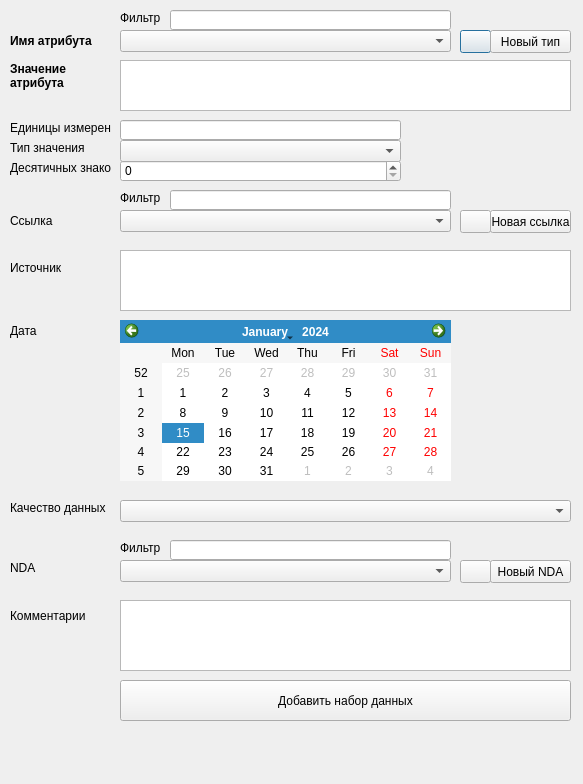
Qt form geo_dm_add_well_attr_dialog.ui (stepanosokin/geo_dm) before a commit.
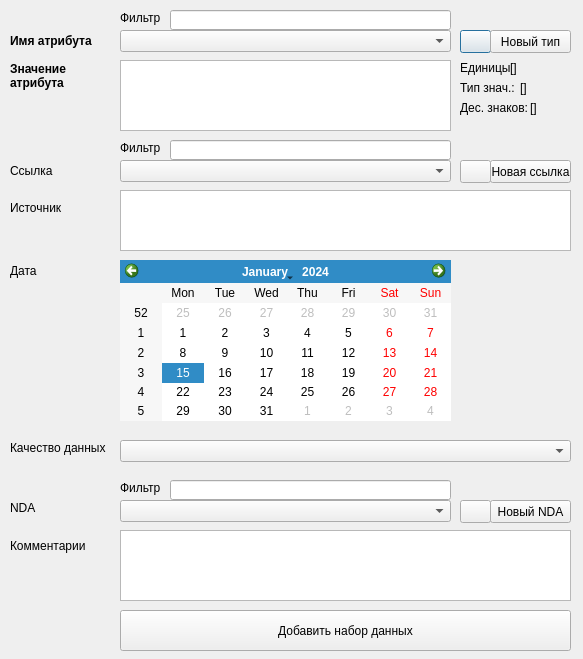
The same form after that commit.

Commit message: moved units, decimals and val_type from well_attrs to well_attr_names

Diff of the .ui file:
```diff
--- a/geo_dm_add_well_attr_dialog.ui
+++ b/geo_dm_add_well_attr_dialog.ui
@@ -7,7 +7,7 @@
     <x>0</x>
     <y>0</y>
     <width>583</width>
-    <height>784</height>
+    <height>659</height>
    </rect>
   </property>
   <property name="windowTitle">
@@ -116,8 +116,8 @@
     <rect>
      <x>120</x>
      <y>60</y>
-     <width>451</width>
-     <height>51</height>
+     <width>331</width>
+     <height>71</height>
     </rect>
    </property>
   </widget>
@@ -125,7 +125,7 @@
    <property name="geometry">
     <rect>
      <x>10</x>
-     <y>210</y>
+     <y>160</y>
      <width>101</width>
      <height>21</height>
     </rect>
@@ -144,7 +144,7 @@
    <property name="geometry">
     <rect>
      <x>120</x>
-     <y>190</y>
+     <y>140</y>
      <width>47</width>
      <height>16</height>
     </rect>
@@ -157,7 +157,7 @@
    <property name="geometry">
     <rect>
      <x>170</x>
-     <y>190</y>
+     <y>140</y>
      <width>281</width>
      <height>20</height>
     </rect>
@@ -167,7 +167,7 @@
    <property name="geometry">
     <rect>
      <x>120</x>
-     <y>210</y>
+     <y>160</y>
      <width>331</width>
      <height>22</height>
     </rect>
@@ -177,7 +177,7 @@
    <property name="geometry">
     <rect>
      <x>460</x>
-     <y>210</y>
+     <y>160</y>
      <width>31</width>
      <height>23</height>
     </rect>
@@ -190,7 +190,7 @@
    <property name="geometry">
     <rect>
      <x>490</x>
-     <y>210</y>
+     <y>160</y>
      <width>81</width>
      <height>23</height>
     </rect>
@@ -203,7 +203,7 @@
    <property name="geometry">
     <rect>
      <x>10</x>
-     <y>600</y>
+     <y>530</y>
      <width>101</width>
      <height>31</height>
     </rect>
@@ -216,7 +216,7 @@
    <property name="geometry">
     <rect>
      <x>120</x>
-     <y>600</y>
+     <y>530</y>
      <width>451</width>
      <height>71</height>
     </rect>
@@ -226,7 +226,7 @@
    <property name="geometry">
     <rect>
      <x>10</x>
-     <y>260</y>
+     <y>200</y>
      <width>101</width>
      <height>16</height>
     </rect>
@@ -239,7 +239,7 @@
    <property name="geometry">
     <rect>
      <x>120</x>
-     <y>250</y>
+     <y>190</y>
      <width>451</width>
      <height>61</height>
     </rect>
@@ -249,7 +249,7 @@
    <property name="geometry">
     <rect>
      <x>10</x>
-     <y>320</y>
+     <y>260</y>
      <width>101</width>
      <height>21</height>
     </rect>
@@ -262,7 +262,7 @@
    <property name="geometry">
     <rect>
      <x>120</x>
-     <y>320</y>
+     <y>260</y>
      <width>331</width>
      <height>161</height>
     </rect>
@@ -272,7 +272,7 @@
    <property name="geometry">
     <rect>
      <x>10</x>
-     <y>500</y>
+     <y>440</y>
      <width>101</width>
      <height>16</height>
     </rect>
@@ -285,7 +285,7 @@
    <property name="geometry">
     <rect>
      <x>120</x>
-     <y>500</y>
+     <y>440</y>
      <width>451</width>
      <height>22</height>
     </rect>
@@ -295,7 +295,7 @@
    <property name="geometry">
     <rect>
      <x>10</x>
-     <y>560</y>
+     <y>500</y>
      <width>101</width>
      <height>16</height>
     </rect>
@@ -308,7 +308,7 @@
    <property name="geometry">
     <rect>
      <x>120</x>
-     <y>540</y>
+     <y>480</y>
      <width>47</width>
      <height>16</height>
     </rect>
@@ -321,7 +321,7 @@
    <property name="geometry">
     <rect>
      <x>170</x>
-     <y>540</y>
+     <y>480</y>
      <width>281</width>
      <height>20</height>
     </rect>
@@ -331,7 +331,7 @@
    <property name="geometry">
     <rect>
      <x>120</x>
-     <y>560</y>
+     <y>500</y>
      <width>331</width>
      <height>22</height>
     </rect>
@@ -341,7 +341,7 @@
    <property name="geometry">
     <rect>
      <x>460</x>
-     <y>560</y>
+     <y>500</y>
      <width>31</width>
      <height>23</height>
     </rect>
@@ -354,7 +354,7 @@
    <property name="geometry">
     <rect>
      <x>490</x>
-     <y>560</y>
+     <y>500</y>
      <width>81</width>
      <height>23</height>
     </rect>
@@ -367,7 +367,7 @@
    <property name="geometry">
     <rect>
      <x>120</x>
-     <y>680</y>
+     <y>610</y>
      <width>451</width>
      <height>41</height>
     </rect>
@@ -379,71 +379,80 @@
   <widget class="QLabel" name="wellAttrUnitsLabel">
    <property name="geometry">
     <rect>
-     <x>10</x>
-     <y>120</y>
-     <width>101</width>
+     <x>460</x>
+     <y>60</y>
+     <width>51</width>
      <height>16</height>
     </rect>
    </property>
    <property name="text">
-    <string>Единицы измерения</string>
+    <string>Единицы:</string>
    </property>
   </widget>
   <widget class="QLabel" name="wellAttrDecPlacesLabel">
    <property name="geometry">
     <rect>
-     <x>10</x>
-     <y>160</y>
-     <width>101</width>
+     <x>460</x>
+     <y>100</y>
+     <width>71</width>
      <height>16</height>
     </rect>
    </property>
    <property name="text">
-    <string>Десятичных знаков</string>
+    <string>Дес. знаков:</string>
    </property>
   </widget>
   <widget class="QLabel" name="wellAttrValTypeLabel">
    <property name="geometry">
     <rect>
-     <x>10</x>
-     <y>140</y>
-     <width>101</width>
+     <x>460</x>
+     <y>80</y>
+     <width>61</width>
      <height>16</height>
     </rect>
    </property>
    <property name="text">
-    <string>Тип значения</string>
+    <string>Тип знач.:</string>
    </property>
   </widget>
-  <widget class="QLineEdit" name="wellAttrUnitsLineEdit">
+  <widget class="QLabel" name="wellAttrUnitsValueLabel">
    <property name="geometry">
     <rect>
-     <x>120</x>
-     <y>120</y>
-     <width>281</width>
-     <height>20</height>
+     <x>510</x>
+     <y>60</y>
+     <width>71</width>
+     <height>16</height>
     </rect>
    </property>
+   <property name="text">
+    <string>[]</string>
+   </property>
   </widget>
-  <widget class="QComboBox" name="wellAttrValTypeComboBox">
+  <widget class="QLabel" name="wellAttrValTypeValueLabel">
    <property name="geometry">
     <rect>
-     <x>120</x>
-     <y>140</y>
-     <width>281</width>
-     <height>22</height>
+     <x>520</x>
+     <y>80</y>
+     <width>61</width>
+     <height>16</height>
     </rect>
    </property>
+   <property name="text">
+    <string>[]</string>
+   </property>
   </widget>
-  <widget class="QSpinBox" name="wellAttrDecPlacesSpinBox">
+  <widget class="QLabel" name="wellAttrDecPlacesValueLabel">
    <property name="geometry">
     <rect>
-     <x>120</x>
-     <y>160</y>
-     <width>281</width>
-     <height>22</height>
+     <x>530</x>
+     <y>100</y>
+     <width>51</width>
+     <height>16</height>
     </rect>
    </property>
+   <property name="text">
+    <string>[]</string>
+   </property>
   </widget>
  </widget>
  <resources/>
```
The commit also changes 2 other files.
